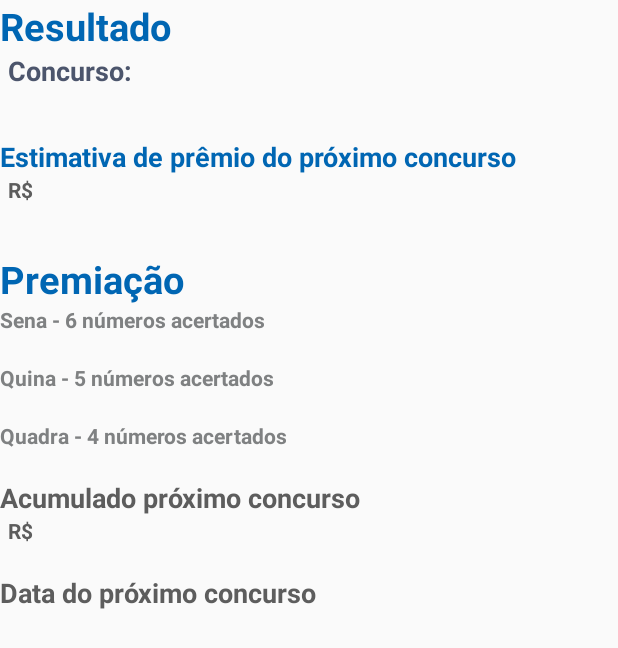
After one commit to PauloVictorSantos/MegaSenaAndroidApp, an Android app: the layout list_item.xml on its own in the app's theme, with its tools: preview values and no code run, on a phone screen of 412 x 824 dp. The commit adds this screen. Shown: the top 648 px of the screen. Run offline under Robolectric (Android 15) with nearby library versions, the phone set to English and light mode, and no system bars.

Commit message:
versão funcional

```diff
--- a/app/build.gradle
+++ b/app/build.gradle
@@ -4,7 +4,7 @@ android {
     compileSdkVersion 25
     buildToolsVersion "25.0.3"
     defaultConfig {
-        applicationId "com.linenext.br.conferirloterias"
+        applicationId "com.example.br.sorteiomega"
         minSdkVersion 16
         targetSdkVersion 25
         versionCode 1
@@ -26,6 +26,6 @@ dependencies {
     })
     compile 'com.android.support:appcompat-v7:25.3.1'
     compile 'com.android.support.constraint:constraint-layout:1.0.0-alpha7'
+    testCompile 'junit:junit:4.12'
     compile 'com.google.code.gson:gson:2.8.2'
-    testCompile 'junit:junit:4.12'
 }
--- a/app/src/main/AndroidManifest.xml
+++ b/app/src/main/AndroidManifest.xml
@@ -1,8 +1,10 @@
 <?xml version="1.0" encoding="utf-8"?>
 <manifest xmlns:android="http://schemas.android.com/apk/res/android"
     package="com.linenext.br.conferirloterias">
+
     <uses-permission android:name="android.permission.INTERNET" />
     <uses-permission android:name="android.permission.ACCESS_NETWORK_STATE" />
+
     <application
         android:allowBackup="true"
         android:icon="@mipmap/ic_launcher"
@@ -17,6 +19,10 @@
                 <category android:name="android.intent.category.LAUNCHER" />
             </intent-filter>
         </activity>
+        <activity
+            android:name=".MegaSenaBusca"
+            android:label="@string/title_activity_mega_sena_busca"
+            android:theme="@style/AppTheme.NoActionBar"></activity>
     </application>
 
 </manifest>
--- /dev/null
+++ b/app/src/main/res/layout/list_item.xml
@@ -0,0 +1,225 @@
+<?xml version="1.0" encoding="utf-8"?>
+<LinearLayout
+    xmlns:android="http://schemas.android.com/apk/res/android"
+    xmlns:tools="http://schemas.android.com/tools"
+    android:orientation="vertical"
+    android:layout_width="match_parent"
+    android:layout_height="match_parent">
+
+
+
+    <TextView
+        android:id="@+id/result"
+        android:layout_width="match_parent"
+        android:layout_height="wrap_content"
+        android:text="@string/result"
+        android:textColor="#0066b3"
+        android:textSize="25sp"
+        android:textStyle="bold" />
+
+    <LinearLayout
+        android:layout_width="match_parent"
+        android:layout_height="wrap_content"
+        android:orientation="horizontal">
+
+        <TextView
+            android:id="@+id/label_conc"
+            android:layout_width="wrap_content"
+            android:layout_height="wrap_content"
+            android:text="@string/concurso"
+            android:textColor="#4c556c"
+            android:textSize="18sp"
+            android:paddingLeft="5dp"
+            android:paddingRight="5dp"
+            android:textStyle="bold" />
+        <TextView
+            android:id="@+id/numero"
+            android:layout_width="wrap_content"
+            android:layout_height="wrap_content"
+            android:textColor="#209869"
+            android:textSize="16sp"
+            />
+        <TextView
+            android:id="@+id/data"
+            android:layout_width="wrap_content"
+            android:layout_height="wrap_content"
+            android:paddingLeft="10dp"
+            android:paddingRight="10dp"
+            android:textColor="@color/colorAccent"
+            />
+
+    </LinearLayout>
+    <TextView
+        android:id="@+id/acumulado"
+        android:layout_width="wrap_content"
+        android:layout_height="wrap_content"
+        android:textColor="#0066b3"
+        android:textStyle="bold"
+        android:textSize="24sp"
+        />
+
+    <LinearLayout
+        android:layout_width="match_parent"
+        android:layout_height="wrap_content"
+        android:orientation="horizontal">
+
+        <TextView
+            android:id="@+id/acumul"
+            android:layout_width="match_parent"
+            android:layout_height="wrap_content"
+            android:text="@string/text_estimativa"
+            android:textColor="#0066b3"
+            android:textSize="18sp"
+            android:textStyle="bold" />
+    </LinearLayout>
+
+    <LinearLayout
+        android:layout_width="match_parent"
+        android:layout_height="wrap_content"
+        android:orientation="horizontal">
+
+        <TextView
+            android:id="@+id/real"
+            android:layout_width="wrap_content"
+            android:layout_height="wrap_content"
+            android:paddingLeft="5dp"
+            android:paddingRight="5dp"
+            android:text="@string/real"
+            android:textColor="#5d5d5d"
+            android:textStyle="bold" />
+
+        <TextView
+            android:id="@+id/proxima_estimativa"
+            android:layout_width="wrap_content"
+            android:layout_height="wrap_content"
+            android:textColor="#5d5d5d"
+            android:textStyle="bold" />
+
+    </LinearLayout>
+
+
+    <TextView
+        android:id="@+id/sorteio"
+        android:layout_width="wrap_content"
+        android:layout_height="wrap_content"
+        android:textColor="#209869"
+        android:textStyle="bold"
+        android:textSize="24sp"
+         />
+
+    <TextView
+        android:id="@+id/premicao"
+        android:layout_width="wrap_content"
+        android:layout_height="wrap_content"
+        android:text="@string/premiacao"
+        android:textColor="#0066b3"
+        android:textSize="25sp"
+        android:textStyle="bold" />
+    <TextView
+        android:id="@+id/label_sena"
+        android:layout_width="wrap_content"
+        android:layout_height="wrap_content"
+        android:textColor="#7f8182"
+        android:textSize="14sp"
+        android:textStyle="bold"
+        android:text="@string/label_sena"
+        />
+    <TextView
+        android:id="@+id/sena"
+        android:layout_width="wrap_content"
+        android:layout_height="wrap_content"
+        android:textColor="#7f8182"
+        android:textSize="14sp"
+        />
+    <TextView
+        android:id="@+id/label_quina"
+        android:layout_width="wrap_content"
+        android:layout_height="wrap_content"
+        android:text="@string/label_quina"
+        android:textColor="#7f8182"
+        android:textSize="14sp"
+        android:textStyle="bold" />
+    <TextView
+        android:id="@+id/quina"
+        android:layout_width="wrap_content"
+        android:layout_height="wrap_content"
+        android:textColor="#7f8182"
+        android:textSize="14sp"
+        />
+    <TextView
+        android:id="@+id/label_quadra"
+        android:layout_width="wrap_content"
+        android:layout_height="wrap_content"
+        android:textColor="#7f8182"
+        android:textSize="14sp"
+        android:textStyle="bold"
+        android:text="@string/label_quadra"
+        />
+    <TextView
+    android:id="@+id/quadra"
+    android:layout_width="wrap_content"
+    android:layout_height="wrap_content"
+    android:textColor="#7f8182"
+    android:textSize="14sp"
+    />
+
+    <TextView
+        android:id="@+id/label_valor_acumulado"
+        android:layout_width="wrap_content"
+        android:layout_height="wrap_content"
+        android:text="@string/valor_acumulado"
+        android:textColor="#5d5d5d"
+        android:textSize="18sp"
+        android:textStyle="bold" />
+
+    <LinearLayout
+        android:layout_width="match_parent"
+        android:layout_height="wrap_content"
+        android:orientation="horizontal">
+
+        <TextView
+            android:id="@+id/label_real_acumulado_proximo"
+            android:layout_width="wrap_content"
+            android:layout_height="wrap_content"
+            android:paddingLeft="5dp"
+            android:paddingRight="5dp"
+            android:text="@string/real"
+            android:textColor="#5d5d5d"
+            android:textStyle="bold" />
+
+        <TextView
+            android:id="@+id/valor_acumulado"
+            android:layout_width="wrap_content"
+            android:layout_height="wrap_content"
+            android:textColor="#5d5d5d"
+            android:textStyle="bold" />
+    </LinearLayout>
+
+    <TextView
+        android:id="@+id/cidades"
+        android:layout_width="wrap_content"
+        android:layout_height="wrap_content"
+        android:textColor="#5d5d5d"
+        android:textStyle="bold"
+        />
+
+    <TextView
+        android:id="@+id/label_proxima_data"
+        android:layout_width="wrap_content"
+        android:layout_height="wrap_content"
+        android:text="@string/proxima_data"
+        android:textColor="#5d5d5d"
+        android:textSize="18sp"
+        android:textStyle="bold" />
+    <TextView
+        android:id="@+id/proxima_data"
+        android:layout_width="wrap_content"
+        android:layout_height="wrap_content"
+        android:textColor="#5d5d5d"
+        android:textStyle="bold"
+        />
+
+
+
+
+</LinearLayout>
--- a/app/src/main/res/values/colors.xml
+++ b/app/src/main/res/values/colors.xml
@@ -3,4 +3,5 @@
     <color name="colorPrimary">#3F51B5</color>
     <color name="colorPrimaryDark">#303F9F</color>
     <color name="colorAccent">#FF4081</color>
+    <color name="colorsorteio">#209869</color>
 </resources>
--- /dev/null
+++ b/app/src/main/res/values/dimens.xml
@@ -0,0 +1,3 @@
+<resources>
+    <dimen name="fab_margin">16dp</dimen>
+</resources>
--- a/app/src/main/res/values/strings.xml
+++ b/app/src/main/res/values/strings.xml
@@ -1,3 +1,16 @@
 <resources>
     <string name="app_name">Conferir Loterias</string>
+    <string name="result">Resultado</string>
+    <string name="concurso">Concurso:</string>
+    <string name="text_estimativa">Estimativa de prêmio do próximo concurso</string>
+    <string name="real">R$</string>
+    <string name="premiacao">Premiação</string>
+    <string name="label_sena">Sena - 6 números acertados</string>
+    <string name="label_quina">Quina - 5 números acertados</string>
+    <string name="label_quadra">Quadra - 4 números acertados</string>
+    <string name="valor_acumulado">Acumulado próximo concurso</string>
+    <string name="proxima_data">Data do próximo concurso</string>
+    <string name="label_numero_concurso">Número do concurso</string>
+    <string name="label_button">Pesquisar</string>
+    <string name="title_activity_mega_sena_busca">MegaSenaBusca</string>
 </resources>
--- a/app/src/main/res/values/styles.xml
+++ b/app/src/main/res/values/styles.xml
@@ -8,4 +8,13 @@
         <item name="colorAccent">@color/colorAccent</item>
     </style>
 
+    <style name="AppTheme.NoActionBar">
+        <item name="windowActionBar">false</item>
+        <item name="windowNoTitle">true</item>
+    </style>
+
+    <style name="AppTheme.AppBarOverlay" parent="ThemeOverlay.AppCompat.Dark.ActionBar" />
+
+    <style name="AppTheme.PopupOverlay" parent="ThemeOverlay.AppCompat.Light" />
+
 </resources>
```
Also changed, not shown: app/src/main/java/com/linenext/br/conferirloterias/MegaSena.java (+28 -38 lines), app/src/main/java/com/linenext/br/conferirloterias/MegaSenaActivity.java (+100 -18 lines), app/src/main/java/com/linenext/br/conferirloterias/MegaSenaBusca.java (added, +32 -0 lines), app/src/main/java/com/linenext/br/conferirloterias/MegaSenaTask.java (deleted, +0 -53 lines), app/src/main/res/layout/activity_main.xml (+9 -2 lines), build.gradle (line endings or trailing spaces), gradle/wrapper/gradle-wrapper.properties.
